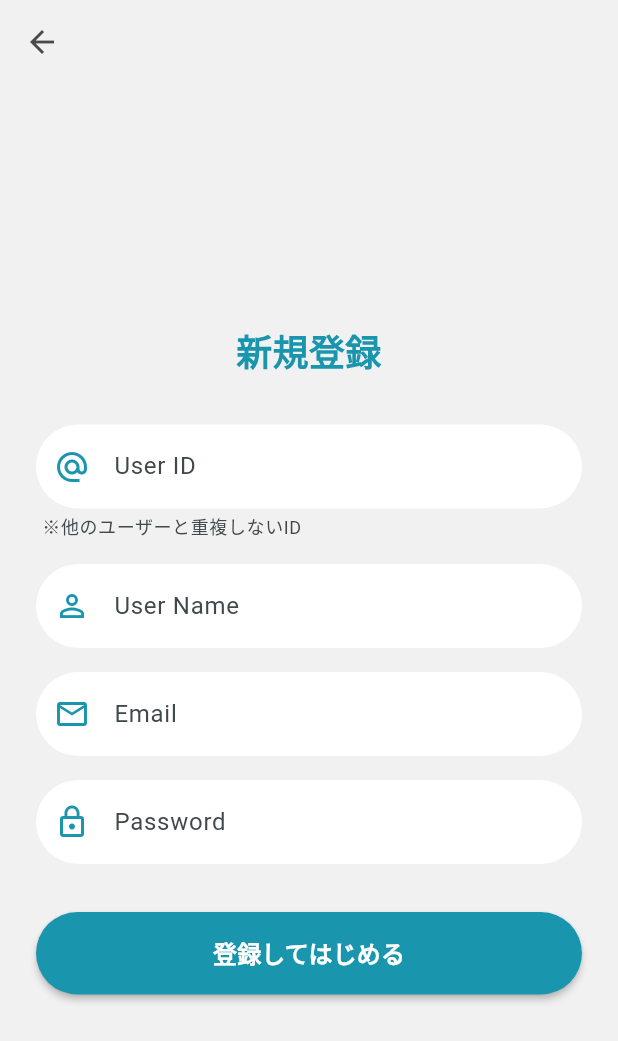
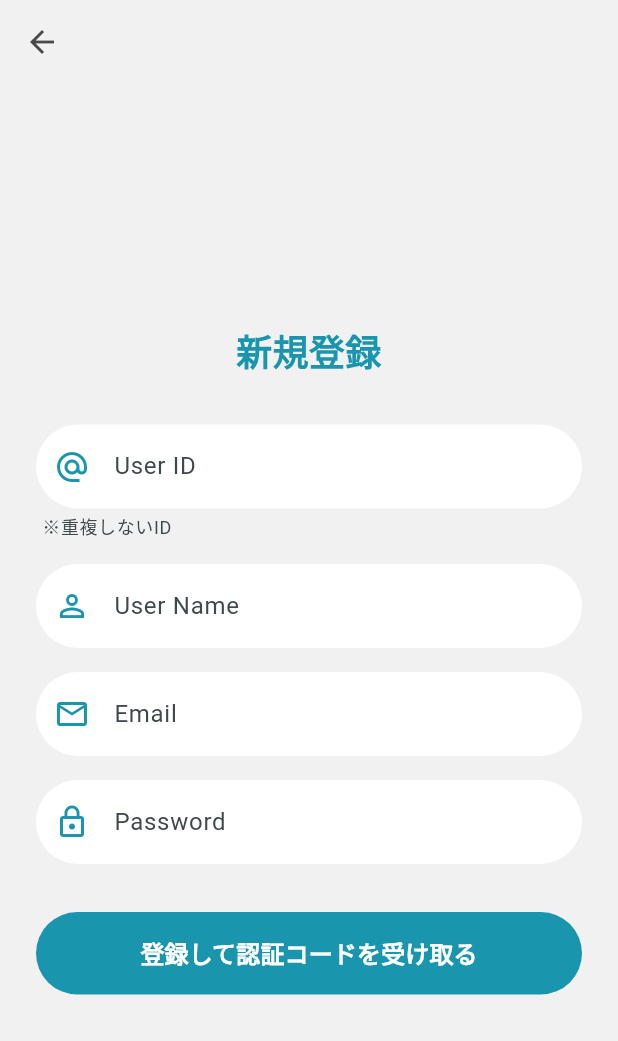
Before and after one commit to iwashi-v3/appointment-app, a Flutter app: the SignupScreen screen opened directly, on a phone screen of 412 x 824 dp. Shown: the top 1041 px of the screen. Run offline on Flutter 3.47's test engine with Material 3 defaults, Android fonts, the phone set to English and light mode, and no system bars; our stand-ins replace flutter_dotenv, google_maps_flutter, supabase_flutter, web; accounts and stored records are empty.

```diff
--- a/frontend/lib/screens/auth/signup_screen.dart
+++ b/frontend/lib/screens/auth/signup_screen.dart
@@ -1,6 +1,7 @@
 import 'package:flutter/material.dart';
+import 'package:supabase_flutter/supabase_flutter.dart';
 import '../../constants/app_colors.dart';
-import '../../app.dart'; // 登録成功時の遷移先
+import 'otp_verify_screen.dart';
 
 class SignupScreen extends StatefulWidget {
   const SignupScreen({super.key});
@@ -13,11 +14,10 @@ class _SignupScreenState extends State<SignupScreen> {
   final _userIdController = TextEditingController();
   final _userNameController = TextEditingController();
   final _emailController = TextEditingController();
-  final _passwordController = TextEditingController();
+  final _passwordController = TextEditingController(); // パスワードあり
   bool _isLoading = false;
 
-  void _signup() async {
-    // 簡易バリデーション
+  Future<void> _signup() async {
     if (_userIdController.text.isEmpty ||
         _userNameController.text.isEmpty ||
         _emailController.text.isEmpty ||
@@ -30,18 +30,46 @@ class _SignupScreenState extends State<SignupScreen> {
 
     setState(() => _isLoading = true);
 
-    // 擬似的な登録処理
-    // ここでUser IDの重複チェックAPIなどを呼ぶ想定
-    await Future.delayed(const Duration(seconds: 1));
+    try {
+      final supabase = Supabase.instance.client;
 
-    if (!mounted) return;
-    setState(() => _isLoading = false);
+      // パスワード付きでサインアップ
+      await supabase.auth.signUp(
+        email: _emailController.text.trim(),
+        password: _passwordController.text,
+        data: {
+          'username': _userIdController.text.trim(),
+          'full_name': _userNameController.text.trim(),
+        },
+      );
 
-    // 登録成功 -> 全スタックをクリアしてホーム画面へ
-    Navigator.of(context).pushAndRemoveUntil(
-      MaterialPageRoute(builder: (context) => const MachiawaseApp(isGuest: false)),
-      (route) => false,
-    );
+      if (!mounted) return;
+
+      // 成功したらOTP入力画面へ遷移
+      // (パスワード登録の場合、自動ログインしない設定であれば確認待ち状態になります)
+      Navigator.push(
+        context,
+        MaterialPageRoute(
+          // 前画面からのEmailを渡す
+          builder: (context) => OtpVerifyScreen(email: _emailController.text.trim()),
+        ),
+      );
+
+    } on AuthException catch (e) {
+      if (!mounted) return;
+      ScaffoldMessenger.of(context).showSnackBar(
+        SnackBar(content: Text('登録エラー: ${e.message}'), backgroundColor: Colors.redAccent),
+      );
+    } catch (e) {
+      if (!mounted) return;
+      ScaffoldMessenger.of(context).showSnackBar(
+        const SnackBar(content: Text('予期せぬエラーが発生しました'), backgroundColor: Colors.redAccent),
+      );
+    } finally {
+      if (mounted) {
+        setState(() => _isLoading = false);
+      }
+    }
   }
 
   @override
@@ -59,110 +87,30 @@ class _SignupScreenState extends State<SignupScreen> {
           child: Column(
             crossAxisAlignment: CrossAxisAlignment.stretch,
             children: [
-              const Text(
-                '新規登録',
-                textAlign: TextAlign.center,
-                style: TextStyle(
-                  fontSize: 24,
-                  fontWeight: FontWeight.bold,
-                  color: AppColors.primary,
-                ),
-              ),
+              const Text('新規登録', textAlign: TextAlign.center, style: TextStyle(fontSize: 24, fontWeight: FontWeight.bold, color: AppColors.primary)),
               const SizedBox(height: 32),
 
-              // User ID入力 (重複不可の注釈付き)
-              TextField(
-                controller: _userIdController,
-                decoration: InputDecoration(
-                  labelText: 'User ID',
-                  helperText: '※他のユーザーと重複しないID',
-                  prefixIcon: const Icon(Icons.alternate_email, color: AppColors.primary),
-                  filled: true,
-                  fillColor: Colors.white,
-                  border: OutlineInputBorder(
-                    borderRadius: BorderRadius.circular(30),
-                    borderSide: BorderSide.none,
-                  ),
-                  contentPadding: const EdgeInsets.symmetric(vertical: 16),
-                ),
-              ),
+              // 各入力フィールド
+              _buildTextField(_userIdController, 'User ID', Icons.alternate_email, helperText: '※重複しないID'),
               const SizedBox(height: 16),
-
-              // User Name入力
-              TextField(
-                controller: _userNameController,
-                decoration: InputDecoration(
-                  labelText: 'User Name',
-                  prefixIcon: const Icon(Icons.person_outline, color: AppColors.primary),
-                  filled: true,
-                  fillColor: Colors.white,
-                  border: OutlineInputBorder(
-                    borderRadius: BorderRadius.circular(30),
-                    borderSide: BorderSide.none,
-                  ),
-                  contentPadding: const EdgeInsets.symmetric(vertical: 16),
-                ),
-              ),
+              _buildTextField(_userNameController, 'User Name', Icons.person_outline),
               const SizedBox(height: 16),
-
-              // Email入力
-              TextField(
-                controller: _emailController,
-                keyboardType: TextInputType.emailAddress,
-                decoration: InputDecoration(
-                  labelText: 'Email',
-                  prefixIcon: const Icon(Icons.email_outlined, color: AppColors.primary),
-                  filled: true,
-                  fillColor: Colors.white,
-                  border: OutlineInputBorder(
-                    borderRadius: BorderRadius.circular(30),
-                    borderSide: BorderSide.none,
-                  ),
-                  contentPadding: const EdgeInsets.symmetric(vertical: 16),
-                ),
-              ),
+              _buildTextField(_emailController, 'Email', Icons.email_outlined, inputType: TextInputType.emailAddress),
               const SizedBox(height: 16),
-
-              // Password入力
-              TextField(
-                controller: _passwordController,
-                obscureText: true,
-                decoration: InputDecoration(
-                  labelText: 'Password',
-                  prefixIcon: const Icon(Icons.lock_outline, color: AppColors.primary),
-                  filled: true,
-                  fillColor: Colors.white,
-                  border: OutlineInputBorder(
-                    borderRadius: BorderRadius.circular(30),
-                    borderSide: BorderSide.none,
-                  ),
-                  contentPadding: const EdgeInsets.symmetric(vertical: 16),
-                ),
-              ),
+              _buildTextField(_passwordController, 'Password', Icons.lock_outline, isObscure: true), // パスワード欄
               const SizedBox(height: 32),
 
-              // 登録ボタン
               ElevatedButton(
                 onPressed: _isLoading ? null : _signup,
                 style: ElevatedButton.styleFrom(
                   backgroundColor: AppColors.primary,
                   foregroundColor: Colors.white,
                   padding: const EdgeInsets.symmetric(vertical: 16),
-                  shape: RoundedRectangleBorder(
-                    borderRadius: BorderRadius.circular(30),
-                  ),
-                  elevation: 2,
+                  shape: RoundedRectangleBorder(borderRadius: BorderRadius.circular(30)),
                 ),
                 child: _isLoading
-                    ? const SizedBox(
-                        height: 20,
-                        width: 20,
-                        child: CircularProgressIndicator(color: Colors.white, strokeWidth: 2),
-                      )
-                    : const Text(
-                        '登録してはじめる',
-                        style: TextStyle(fontSize: 16, fontWeight: FontWeight.bold),
-                      ),
+                    ? const SizedBox(height: 20, width: 20, child: CircularProgressIndicator(color: Colors.white))
+                    : const Text('登録して認証コードを受け取る', style: TextStyle(fontSize: 16, fontWeight: FontWeight.bold)),
               ),
             ],
           ),
@@ -170,4 +118,22 @@ class _SignupScreenState extends State<SignupScreen> {
       ),
     );
   }
+
+  // UI共通化メソッド
+  Widget _buildTextField(TextEditingController controller, String label, IconData icon, {bool isObscure = false, TextInputType? inputType, String? helperText}) {
+    return TextField(
+      controller: controller,
+      obscureText: isObscure,
+      keyboardType: inputType,
+      decoration: InputDecoration(
+        labelText: label,
+        helperText: helperText,
+        prefixIcon: Icon(icon, color: AppColors.primary),
+        filled: true,
+        fillColor: Colors.white,
+        border: OutlineInputBorder(borderRadius: BorderRadius.circular(30), borderSide: BorderSide.none),
+        contentPadding: const EdgeInsets.symmetric(vertical: 16),
+      ),
+    );
+  }
 }
--- a/frontend/pubspec.yaml
+++ b/frontend/pubspec.yaml
@@ -13,6 +13,7 @@ dependencies:
   google_maps_flutter: ^2.14.0
   google_maps_flutter_web: ^0.5.14+3
   provider: ^6.1.5+1
+  supabase_flutter: ^2.12.0
   web: ^1.1.1
 
 dev_dependencies:
```
Also changed, not shown: frontend/lib/main.dart (+16 -0 lines), frontend/lib/screens/auth/login_screen.dart (+50 -61 lines), frontend/lib/screens/auth/otp_verify_screen.dart (added, +123 -0 lines), frontend/lib/screens/settings/settings_screen.dart (+42 -42 lines), frontend/lib/state/auth_state.dart (+44 -3 lines), frontend/pubspec.lock, 7 other files.
